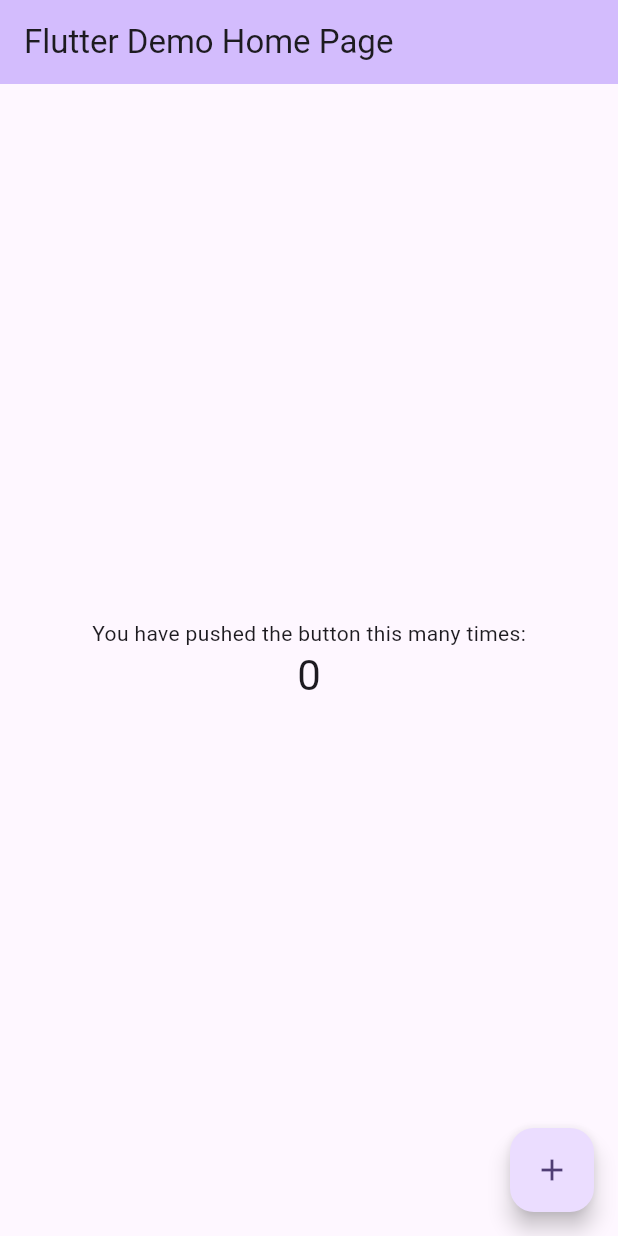
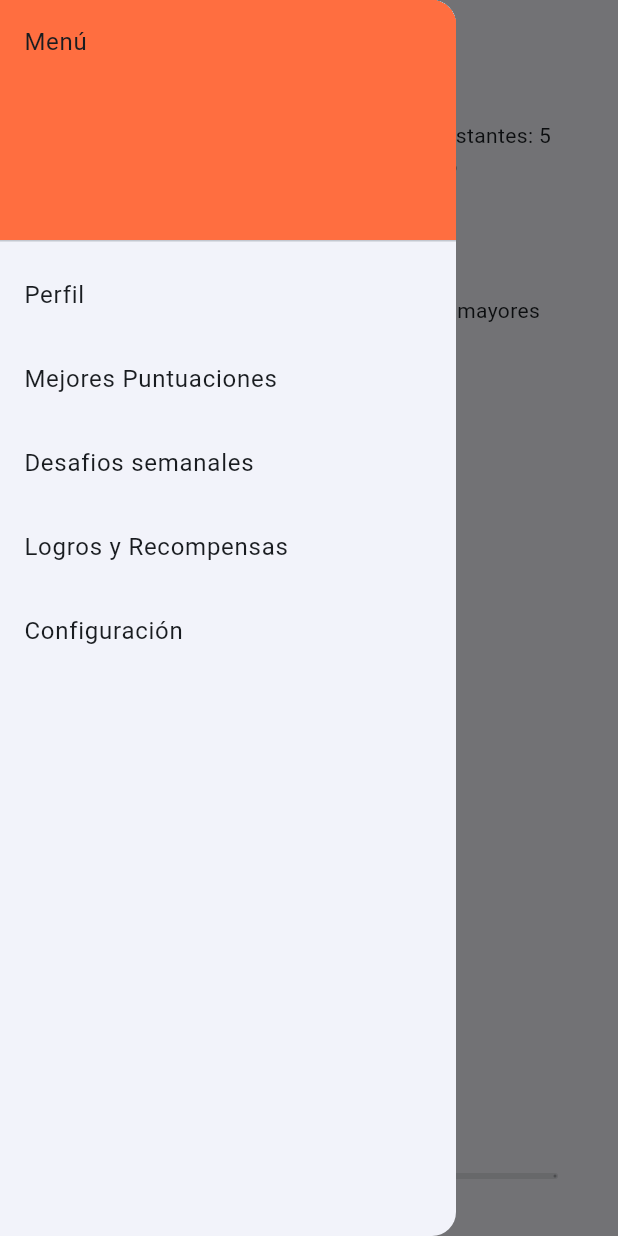
Before and after one commit to EmmanuelAVT9/GuessGameNumber, a Flutter app: the screen it shows after launch, with the side drawer open (before the commit the screen has no drawer), on a phone screen of 412 x 824 dp. Run offline on Flutter 3.47's test engine with Material 3 defaults, Android fonts, the phone set to English and light mode, and no system bars.

Commit message:
add: game functionality in main home

```diff
--- a/lib/main.dart
+++ b/lib/main.dart
@@ -1,4 +1,7 @@
 import 'package:flutter/material.dart';
+import 'package:game_guess_number/widgets/hamburguer_menu.dart';
+import 'package:game_guess_number/widgets/custom_botton_navigation_bar.dart';
+import 'package:game_guess_number/widgets/reusable_button.dart';
 
 void main() {
   runApp(const MyApp());
@@ -11,43 +14,19 @@ class MyApp extends StatelessWidget {
   @override
   Widget build(BuildContext context) {
     return MaterialApp(
-      title: 'Flutter Demo',
+      debugShowCheckedModeBanner: false,
+      title: 'Guess Game Number',
       theme: ThemeData(
-        // This is the theme of your application.
-        //
-        // TRY THIS: Try running your application with "flutter run". You'll see
-        // the application has a purple toolbar. Then, without quitting the app,
-        // try changing the seedColor in the colorScheme below to Colors.green
-        // and then invoke "hot reload" (save your changes or press the "hot
-        // reload" button in a Flutter-supported IDE, or press "r" if you used
-        // the command line to start the app).
-        //
-        // Notice that the counter didn't reset back to zero; the application
-        // state is not lost during the reload. To reset the state, use hot
-        // restart instead.
-        //
-        // This works for code too, not just values: Most code changes can be
-        // tested with just a hot reload.
-        colorScheme: ColorScheme.fromSeed(seedColor: Colors.deepPurple),
+        colorScheme: ColorScheme.fromSeed(seedColor: Colors.blue),
         useMaterial3: true,
       ),
-      home: const MyHomePage(title: 'Flutter Demo Home Page'),
+      home: const MyHomePage(title: 'Adivina el Nùmero'),
     );
   }
 }
 
 class MyHomePage extends StatefulWidget {
   const MyHomePage({super.key, required this.title});
-
-  // This widget is the home page of your application. It is stateful, meaning
-  // that it has a State object (defined below) that contains fields that affect
-  // how it looks.
-
-  // This class is the configuration for the state. It holds the values (in this
-  // case the title) provided by the parent (in this case the App widget) and
-  // used by the build method of the State. Fields in a Widget subclass are
-  // always marked "final".
-
   final String title;
 
   @override
@@ -55,71 +34,188 @@ class MyHomePage extends StatefulWidget {
 }
 
 class _MyHomePageState extends State<MyHomePage> {
-  int _counter = 0;
+  final TextEditingController _controller = TextEditingController();
+  late int _targetNumber;
+  late int _attemptsLeft;
+  late int _maxNumber;
+  late int _maxAttempts;
+  List<int> _history = [];
+  List<int> _greaterNumbers = [];
+  List<int> _lesserNumbers = [];
+  String _message = '';
+  double _difficulty = 0;
 
-  void _incrementCounter() {
+  @override
+  void initState() {
+    super.initState();
+    _setDifficulty(0);
+  }
+
+  void _setDifficulty(double value) {
     setState(() {
-      // This call to setState tells the Flutter framework that something has
-      // changed in this State, which causes it to rerun the build method below
-      // so that the display can reflect the updated values. If we changed
-      // _counter without calling setState(), then the build method would not be
-      // called again, and so nothing would appear to happen.
-      _counter++;
+      _difficulty = value;
+      if (_difficulty == 0) {
+        _maxNumber = 10;
+        _maxAttempts = 5;
+      } else if (_difficulty == 1) {
+        _maxNumber = 20;
+        _maxAttempts = 8;
+      } else if (_difficulty == 2) {
+        _maxNumber = 100;
+        _maxAttempts = 15;
+      } else if (_difficulty == 3) {
+        _maxNumber = 1000;
+        _maxAttempts = 25;
+      }
+      _resetGame();
+    });
+  }
+  void _resetGame() {
+    _targetNumber = (1 + (_maxNumber * (new DateTime.now().millisecondsSinceEpoch % 1000) / 1000)).toInt();
+    _attemptsLeft = _maxAttempts;
+    _history.clear();
+    _greaterNumbers.clear();
+    _lesserNumbers.clear();
+    _message = '';
+    _controller.clear();
+  }
+
+  void _checkGuess() {
+    int? guess = int.tryParse(_controller.text);
+    if (guess == null) {
+      setState(() {
+        _message = 'Por favor, ingresa un número válido.';
+      });
+      return;
+    }
+
+    setState(() {
+      _history.add(guess);
+      _attemptsLeft--;
+
+      if (guess == _targetNumber) {
+        _message = '¡Felicidades! Adivinaste el número.';
+      } else if (_attemptsLeft == 0) {
+        _message = 'Lo siento, no te quedan intentos. El número era $_targetNumber.';
+      } else if (guess < _targetNumber) {
+        _message = 'El número es mayor.';
+      } else {
+        _message = 'El número es menor.';
+      }
     });
   }
 
   @override
   Widget build(BuildContext context) {
-    // This method is rerun every time setState is called, for instance as done
-    // by the _incrementCounter method above.
-    //
-    // The Flutter framework has been optimized to make rerunning build methods
-    // fast, so that you can just rebuild anything that needs updating rather
-    // than having to individually change instances of widgets.
     return Scaffold(
       appBar: AppBar(
-        // TRY THIS: Try changing the color here to a specific color (to
-        // Colors.amber, perhaps?) and trigger a hot reload to see the AppBar
-        // change color while the other colors stay the same.
-        backgroundColor: Theme.of(context).colorScheme.inversePrimary,
-        // Here we take the value from the MyHomePage object that was created by
-        // the App.build method, and use it to set our appbar title.
-        title: Text(widget.title),
+        title: Text('Adivina el Número'),
       ),
-      body: Center(
-        // Center is a layout widget. It takes a single child and positions it
-        // in the middle of the parent.
+      drawer: HamburgerMenu(),
+      body: Padding(
+        padding: const EdgeInsets.all(16.0),
         child: Column(
-          // Column is also a layout widget. It takes a list of children and
-          // arranges them vertically. By default, it sizes itself to fit its
-          // children horizontally, and tries to be as tall as its parent.
-          //
-          // Column has various properties to control how it sizes itself and
-          // how it positions its children. Here we use mainAxisAlignment to
-          // center the children vertically; the main axis here is the vertical
-          // axis because Columns are vertical (the cross axis would be
-          // horizontal).
-          //
-          // TRY THIS: Invoke "debug painting" (choose the "Toggle Debug Paint"
-          // action in the IDE, or press "p" in the console), to see the
-          // wireframe for each widget.
-          mainAxisAlignment: MainAxisAlignment.center,
-          children: <Widget>[
-            const Text(
-              'You have pushed the button this many times:',
+          children: [
+            Row(
+              children: [
+                Expanded(
+                  child: Column(
+                    children: [
+                      TextField(
+                        controller: _controller,
+                        keyboardType: TextInputType.number,
+                        decoration: InputDecoration(
+                          labelText: 'Ingresa un número',
+                          border: OutlineInputBorder(
+                            borderRadius: BorderRadius.circular(12.0), // Bordes redondeados
+                          ),
+                        ),
+                      ),
+                    ],
+                  ),
+                ),
+                Expanded(
+                  child: Column(
+                    children: [
+                      Text('Intentos restantes: $_attemptsLeft'),
+                      Text('$_attemptsLeft')
+                    ],
+                  ),
+                ),
+              ],
             ),
-            Text(
-              '$_counter',
-              style: Theme.of(context).textTheme.headlineMedium,
+            /**TextField(
+              controller: _controller,
+              keyboardType: TextInputType.number,
+              decoration: InputDecoration(labelText: 'Ingresa un número'),
+            ),**/
+            SizedBox(width: 20), // Espacio horizontal entre columnas
+            ElevatedButton(
+              onPressed: _checkGuess,
+              child: Text('Adivinar'),
+            ),
+            Text(_message),
+            const Row(
+              children: [
+                Expanded(
+                  child: Column(
+                    children: [
+                      Text('Números menores'),
+                    ],
+                  ),
+                ),
+                Expanded(
+                  child: Column(
+                    children: [
+                      Text('Números mayores'),
+                    ],
+                  ),
+                ),
+              ],
+            ),
+            Text('Historial'),
+            Expanded(
+              child: ListView.builder(
+                itemCount: _history.length,
+                itemBuilder: (context, index) {
+                  return Container(
+                    margin: EdgeInsets.symmetric(vertical: 4.0, horizontal: 8.0),
+                    decoration: BoxDecoration(
+                      color: Colors.white,
+                      borderRadius: BorderRadius.circular(12.0), // Bordes redondeados
+                      boxShadow: [
+                        BoxShadow(
+                          color: Colors.grey.withOpacity(0.5),
+                          spreadRadius: 2,
+                          blurRadius: 5,
+                          offset: Offset(0, 3), // Cambia la posición de la sombra
+                        ),
+                      ],
+                    ),
+                    child: ListTile(
+                      title: Text('Intento ${index + 1}: ${_history[index]}'),
+                    ),
+                  );
+                },
+              ),
+            ),
+            Slider(
+              value: _difficulty,
+              min: 0,
+              max: 3,
+              divisions: 3,
+              label: _difficulty == 0
+                  ? 'Fácil'
+                  : _difficulty == 1
+                  ? 'Medio'
+                  : _difficulty == 2
+                  ? 'Avanzado'
+                  : 'Extremo',
+              onChanged: _setDifficulty,
             ),
           ],
         ),
       ),
-      floatingActionButton: FloatingActionButton(
-        onPressed: _incrementCounter,
-        tooltip: 'Increment',
-        child: const Icon(Icons.add),
-      ), // This trailing comma makes auto-formatting nicer for build methods.
     );
   }
 }
--- /dev/null
+++ b/lib/widgets/reusable_button.dart
@@ -0,0 +1,51 @@
+// widgets/hamburger_menu.dart
+import 'package:flutter/material.dart';
+
+class HamburgerMenu extends StatelessWidget {
+  @override
+  Widget build(BuildContext context) {
+    return Drawer(
+      child: ListView(
+        padding: EdgeInsets.zero,
+        children: <Widget>[
+          DrawerHeader(
+            child: Text('Menú'),
+            decoration: BoxDecoration(
+              color: Colors.deepOrangeAccent,
+            ),
+          ),
+          ListTile(
+            title: Text('Perfil'),
+            onTap: () {
+              // Navegar a la vista de notas
+            },
+          ),
+          ListTile(
+            title: Text('Mejores Puntuaciones'),
+            onTap: () {
+              // Navegar a la vista de notas
+            },
+          ),
+          ListTile(
+            title: Text('Desafios semanales'),
+            onTap: () {
+              // Navegar a la vista de notas
+            },
+          ),
+          ListTile(
+            title: Text('Logros y Recompensas'),
+            onTap: () {
+              // Navegar a la vista de carpetas
+            },
+          ),
+          ListTile(
+            title: Text('Configuración'),
+            onTap: () {
+              // Navegar a la vista de carpetas
+            },
+          ),
+        ],
+      ),
+    );
+  }
+}
```
Also changed, not shown: lib/models/number_model.dart (+8 -0 lines), lib/widgets/custom_botton_navigation_bar.dart (added, +30 -0 lines), lib/widgets/hamburguer_menu.dart (added, +21 -0 lines).
